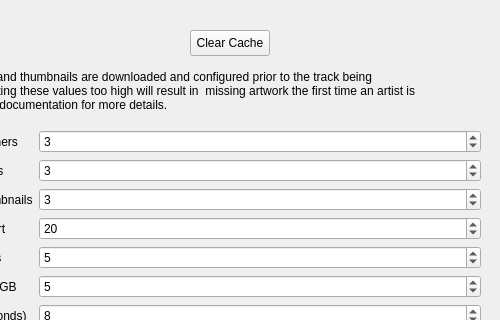
This is nowplaying/resources/artistextras_ui.ui in whatsnowplaying/whats-now-playing as Qt 5 draws it before an edit; both pictures show x 140 to 640 and y 0 to 320 of the 640 by 480 pixel window. The edited form follows.
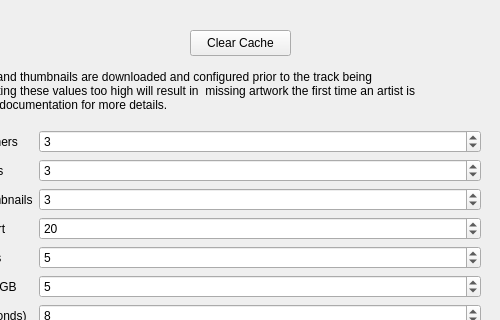
This is the edited form.

The edit to the form file:
```diff
--- a/nowplaying/resources/artistextras_ui.ui
+++ b/nowplaying/resources/artistextras_ui.ui
@@ -239,7 +239,7 @@
     <rect>
      <x>330</x>
      <y>30</y>
-     <width>80</width>
+     <width>101</width>
      <height>26</height>
     </rect>
    </property>
```
